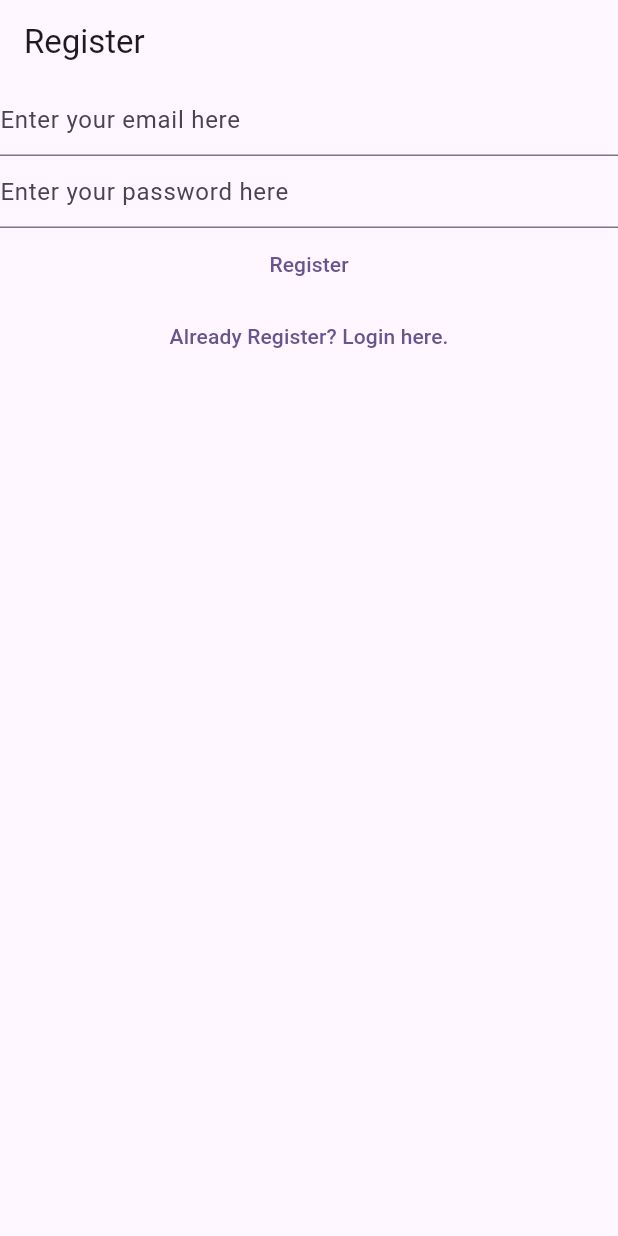
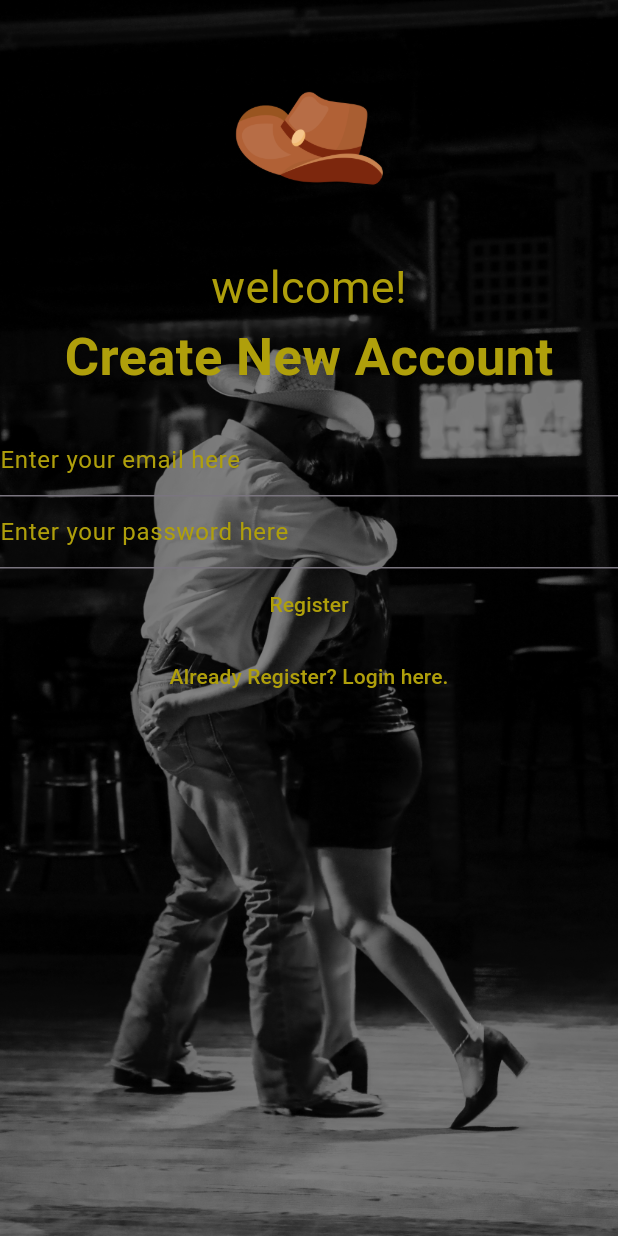
Before and after one commit to cding2000/Rexburg-Dancing, a Flutter app: the screen it shows after launch, after a tap on "Not register yet? Register here.", on a phone screen of 412 x 824 dp. Run offline on Flutter 3.47's test engine with Material 2 defaults, Android fonts, the light colour scheme and no system bars; our stand-ins replace cloud_firestore, firebase_auth, firebase_core, flutter_rating_bar, google_fonts; accounts and stored records are empty; network calls fail.

Commit message:
background for register page

```diff
--- a/lib/views/login_views.dart
+++ b/lib/views/login_views.dart
@@ -52,6 +52,7 @@ class _LoginViewState extends State<LoginView> {
               const SizedBox(height: 20),
               const Text('WELCOME!', style: TextStyle(fontSize: 30, color: Colors.amber),),
               const Text('LOG IN', style: TextStyle(fontSize: 40, fontWeight: FontWeight.bold, color: Colors.amber),),
+              const SizedBox(height: 20),
               TextField(
                 controller: _email,
                 autocorrect: false,
--- a/lib/views/register_views.dart
+++ b/lib/views/register_views.dart
@@ -36,16 +36,31 @@ class _RegisterViewState extends State<RegisterView> {
   @override
   Widget build(BuildContext context) {
     return Scaffold(
-      appBar: AppBar(title: const Text('Register'),),
-      body: Column(
+      body:
+      Container(
+        decoration: const BoxDecoration(
+          image: DecorationImage(
+            image: AssetImage("accests/images/register_bg.jpg"),
+            fit: BoxFit.cover,
+            colorFilter: ColorFilter.mode(Colors.black45, BlendMode.darken),
+          ),
+        ),
+      child: Column(
             children: [
+              const SizedBox(height: 50),
+              Image.asset('accests/images/cowboy-hat.png', height: 100,),
+              const SizedBox(height: 20),
+              const Text('welcome!',style: TextStyle(fontSize: 30, color: Color.fromARGB(255, 175, 159, 11)),),
+              const Text('Create New Account', style: TextStyle(fontSize: 35, fontWeight: FontWeight.bold, color: Color.fromARGB(255, 175, 159, 11)),),
+              const SizedBox(height: 20),
               TextField(
                 controller: _email,
                 autocorrect: false,
                 enableSuggestions: false,
                 keyboardType: TextInputType.emailAddress,
                 decoration: const InputDecoration(
-                  hintText: 'Enter your email here'
+                  hintText: 'Enter your email here',
+                  hintStyle: TextStyle(color: Color.fromRGBO(175, 159, 11, 1)),
                 ),
 
               ),
@@ -55,7 +70,8 @@ class _RegisterViewState extends State<RegisterView> {
                 autocorrect: false,
                 enableSuggestions: false,
                 decoration: const InputDecoration(
-                  hintText: 'Enter your password here'
+                  hintText: 'Enter your password here',
+                  hintStyle: TextStyle(color: Color.fromARGB(255, 175, 159, 11)),
                 ),
               ),
               TextButton(
@@ -85,17 +101,17 @@ class _RegisterViewState extends State<RegisterView> {
                     await showErrorDialog(context, 'Failed to register',);
                   }
                 },
-                child: const Text('Register'),),
+                child: const Text('Register', style: TextStyle(color: Color.fromARGB(255, 175, 159, 11)),),),
                 TextButton(onPressed: (){
                 Navigator.of(context).pushNamedAndRemoveUntil(loginRoute
                 , (route) => false,
                 );
 
               },
-              child: const Text('Already Register? Login here.'),
+              child: const Text('Already Register? Login here.', style: TextStyle(color: Color.fromARGB(255, 175, 159, 11)),),
               )
             ],
           ),
-    );
+    ));
   }
 }
```
Also changed, not shown: accests/images/cowboy-hat.png (added), accests/images/register_bg.jpg (added).
